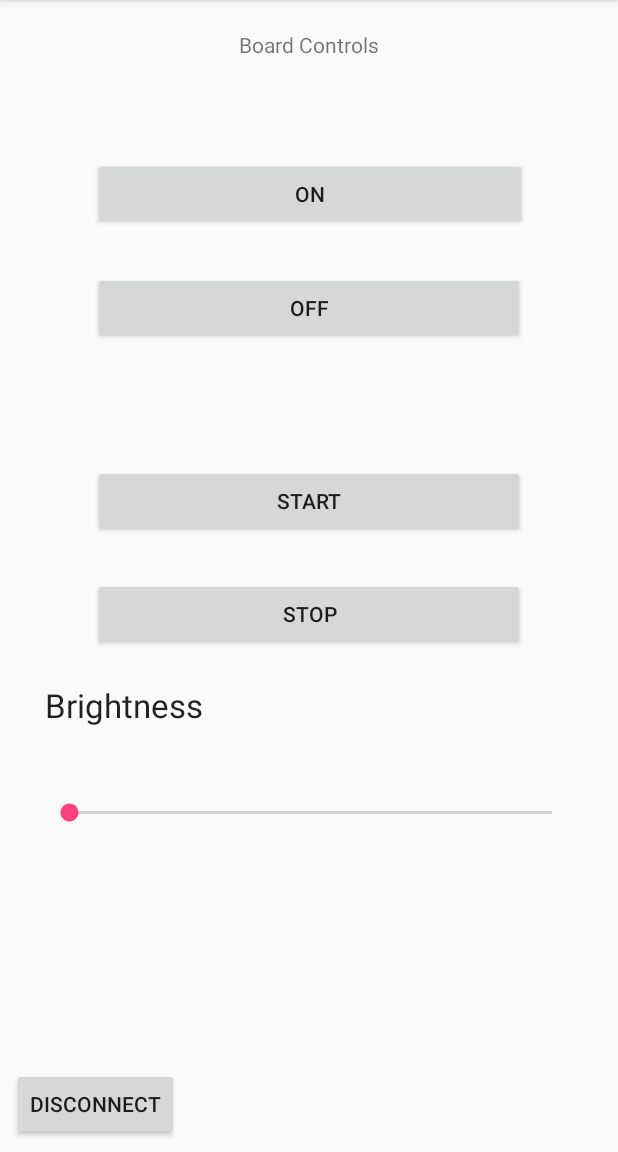
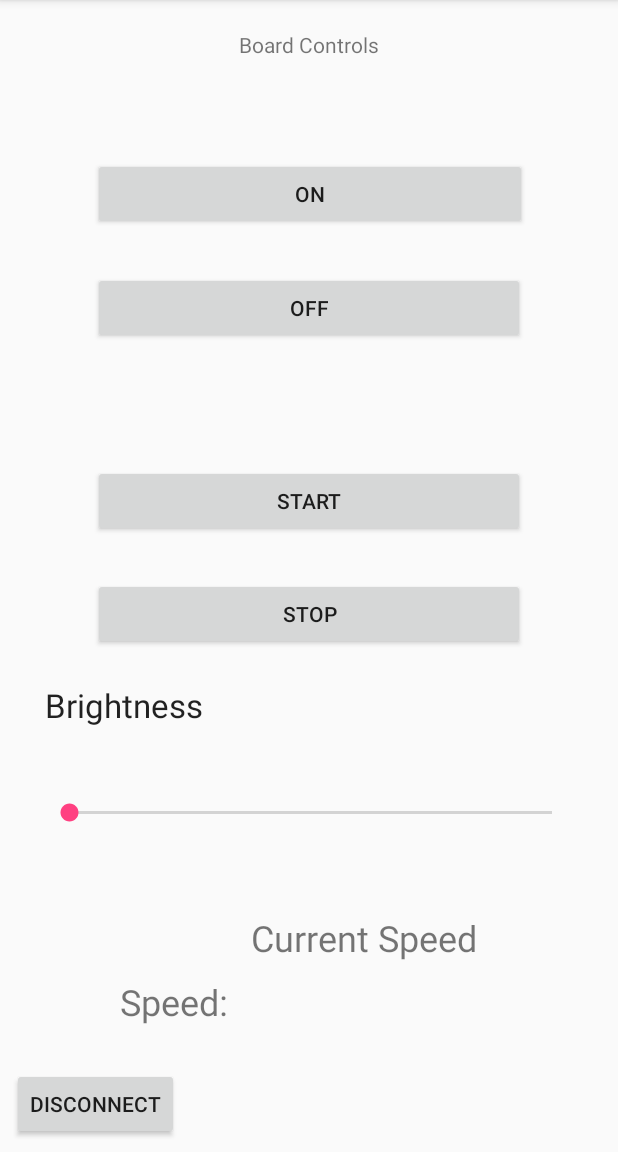
Before and after one commit to AnthonyJeffreyHo/Capstone-M3, an Android app: the screen it shows after launch (BoardControls), on a phone screen of 412 x 824 dp, the part 84-1236 px from its top. Run offline under Robolectric (Android 15) with nearby library versions, the phone set to English and light mode, and no system bars.

Commit message:
Implemented a Speed Tracker

```diff
--- a/app/src/main/java/edu/temple/ollycontroller/BoardControls.java
+++ b/app/src/main/java/edu/temple/ollycontroller/BoardControls.java
@@ -1,14 +1,21 @@
 package edu.temple.ollycontroller;
 
+import android.Manifest;
+import android.annotation.SuppressLint;
 import android.app.ProgressDialog;
 import android.bluetooth.BluetoothAdapter;
 import android.bluetooth.BluetoothDevice;
 import android.bluetooth.BluetoothSocket;
 import android.content.DialogInterface;
 import android.content.Intent;
+import android.content.pm.PackageManager;
+import android.location.Location;
+import android.location.LocationListener;
+import android.location.LocationManager;
 import android.media.MediaPlayer;
 import android.os.AsyncTask;
 import android.os.Bundle;
+import android.support.v4.app.ActivityCompat;
 import android.support.v7.app.AlertDialog;
 import android.support.v7.app.AppCompatActivity;
 import android.view.KeyEvent;
@@ -44,10 +51,50 @@ public class BoardControls extends AppCompatActivity {
 
     public static String EXTRA_ADDRESS = "device_address";
 
+    @SuppressLint("MissingPermission")
     @Override
     protected void onCreate(Bundle savedInstanceState) {
         super.onCreate(savedInstanceState);
         setContentView(R.layout.activity_board_controls);
+
+
+        TextView speed_textview = (TextView) findViewById(R.id.speed_textview);
+        LocationManager lm = (LocationManager) getSystemService(LOCATION_SERVICE);
+
+        LocationListener ll = new LocationListener() {
+            @Override
+            public void onLocationChanged(Location location) {
+                speed_textview.setText(getSpeed(location) + "");
+            }
+
+            @Override
+            public void onStatusChanged(String provider, int status, Bundle extras) {
+
+            }
+
+            @Override
+            public void onProviderEnabled(String provider) {
+
+            }
+
+            @Override
+            public void onProviderDisabled(String provider) {
+
+            }
+        };
+
+        if (ActivityCompat.checkSelfPermission(this, Manifest.permission.ACCESS_FINE_LOCATION) != PackageManager.PERMISSION_GRANTED && ActivityCompat.checkSelfPermission(this, Manifest.permission.ACCESS_COARSE_LOCATION) != PackageManager.PERMISSION_GRANTED) {
+            // TODO: Consider calling
+            //    ActivityCompat#requestPermissions
+            // here to request the missing permissions, and then overriding
+            //   public void onRequestPermissionsResult(int requestCode, String[] permissions,
+            //                                          int[] grantResults)
+            // to handle the case where the user grants the permission. See the documentation
+            // for ActivityCompat#requestPermissions for more details.
+            return;
+        }
+        lm.requestLocationUpdates(LocationManager.GPS_PROVIDER, 100, 1, ll);
+
 
         Random rng = new Random();
 
@@ -199,6 +246,21 @@ public class BoardControls extends AppCompatActivity {
     }
 
     //----------------------------------------Start of Private Stuff That Does The Low Level Stuff----------------------------------------
+    Location pre_loc = null;
+    private float getSpeed(Location curr_loc){
+        if(curr_loc.hasSpeed()){return curr_loc.getSpeed();}
+        if(pre_loc != null){
+            float distance_traveled = pre_loc.distanceTo(curr_loc);
+            long time_since_last_location = curr_loc.getTime() - pre_loc.getTime();
+            return (distance_traveled/time_since_last_location);
+        }
+        else {
+            pre_loc = curr_loc;
+            return 0;
+        }
+
+    }
+
 
     final Random rng = new Random();
 
--- a/app/src/main/res/layout/activity_board_controls.xml
+++ b/app/src/main/res/layout/activity_board_controls.xml
@@ -179,5 +179,39 @@
         android:layout_alignParentEnd="true"
         android:layout_above="@+id/seekBar" />
 
+    <TextView
+        android:id="@+id/textView4"
+        android:layout_width="wrap_content"
+        android:layout_height="wrap_content"
+        android:layout_marginBottom="84dp"
+        android:layout_marginEnd="8dp"
+        android:layout_marginStart="8dp"
+        android:layout_marginTop="8dp"
+        android:text="Speed:"
+        android:textSize="24sp"
+        app:layout_constraintBottom_toBottomOf="parent"
+        app:layout_constraintEnd_toEndOf="parent"
+        app:layout_constraintHorizontal_bias="0.222"
+        app:layout_constraintStart_toStartOf="parent"
+        app:layout_constraintTop_toTopOf="parent"
+        app:layout_constraintVertical_bias="1.0" />
+
+    <TextView
+        android:id="@+id/speed_textview"
+        android:layout_width="wrap_content"
+        android:layout_height="wrap_content"
+        android:layout_marginBottom="8dp"
+        android:layout_marginEnd="8dp"
+        android:layout_marginStart="8dp"
+        android:layout_marginTop="8dp"
+        android:text="Current Speed"
+        android:textSize="24sp"
+        app:layout_constraintBottom_toBottomOf="parent"
+        app:layout_constraintEnd_toEndOf="parent"
+        app:layout_constraintHorizontal_bias="0.649"
+        app:layout_constraintStart_toStartOf="parent"
+        app:layout_constraintTop_toTopOf="parent"
+        app:layout_constraintVertical_bias="0.835" />
+
 
 </android.support.constraint.ConstraintLayout>
```
